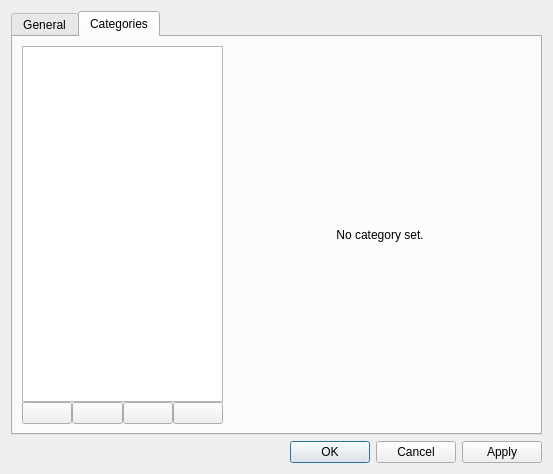
Old version of the form src/main/python/genial/ui/propertiesview.ui in the repository adamscott/genial.
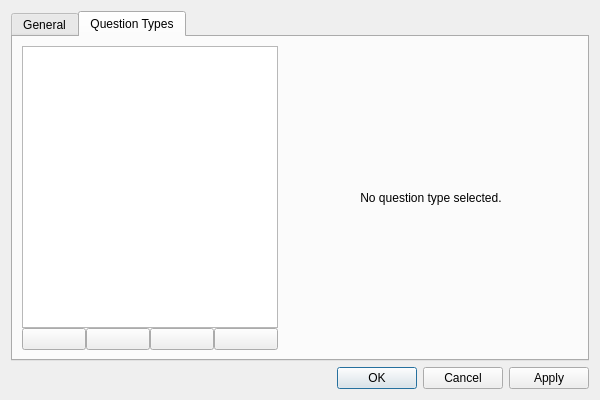
New version of the form.

Commit message: Adjust window size and some text in propertiesview.ui

The edit to the form file:
```diff
--- a/src/main/python/genial/ui/propertiesview.ui
+++ b/src/main/python/genial/ui/propertiesview.ui
@@ -9,13 +9,13 @@
    <rect>
     <x>0</x>
     <y>0</y>
-    <width>553</width>
-    <height>474</height>
+    <width>600</width>
+    <height>400</height>
    </rect>
   </property>
   <property name="minimumSize">
    <size>
-    <width>400</width>
+    <width>600</width>
     <height>400</height>
    </size>
   </property>
@@ -57,11 +57,11 @@
      </widget>
      <widget class="QWidget" name="question_type_tab">
       <attribute name="title">
-       <string>Categories</string>
+       <string>Question Types</string>
       </attribute>
       <layout class="QHBoxLayout" name="horizontalLayout">
        <item>
-        <layout class="QHBoxLayout" name="question_type_layout" stretch="2,3">
+        <layout class="QHBoxLayout" name="question_type_layout">
          <item>
           <layout class="QVBoxLayout" name="question_type_list_vertical_layout">
            <property name="spacing">
@@ -70,7 +70,7 @@
            <item>
             <widget class="QListView" name="question_type_list_view">
              <property name="sizePolicy">
-              <sizepolicy hsizetype="Preferred" vsizetype="Expanding">
+              <sizepolicy hsizetype="Minimum" vsizetype="Expanding">
                <horstretch>0</horstretch>
                <verstretch>0</verstretch>
               </sizepolicy>
@@ -122,7 +122,7 @@
              <item row="0" column="0">
               <widget class="QLabel" name="label_2">
                <property name="text">
-                <string>No category set.</string>
+                <string>No question type selected.</string>
                </property>
                <property name="alignment">
                 <set>Qt::AlignCenter</set>
```
